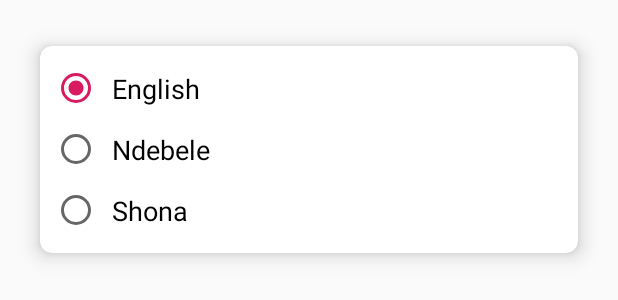
After one commit to Elisvobs/Our-Roots, an Android app: the layout activity_language.xml on its own in the app's theme, with its tools: preview values and no code run, on a phone screen of 412 x 824 dp. The commit adds this screen. Shown: the top 300 px of the screen. Run offline under Robolectric (Android 15) with nearby library versions, the phone set to English and light mode, and no system bars.

Commit message:
Making it better

```diff
--- a/app/src/main/AndroidManifest.xml
+++ b/app/src/main/AndroidManifest.xml
@@ -9,7 +9,8 @@
         android:roundIcon="@mipmap/ic_launcher_round"
         android:supportsRtl="true"
         android:theme="@style/AppTheme">
-        <activity android:name=".VegetableActivity"></activity>
+        <activity android:name=".LanguageActivity"></activity>
+        <activity android:name=".VegetableActivity" />
         <activity android:name=".MushroomActivity" />
         <activity android:name=".LegumeActivity" />
         <activity android:name=".SolidActivity" />
--- a/app/src/main/java/com/elisvobs/roots/MainActivity.java
+++ b/app/src/main/java/com/elisvobs/roots/MainActivity.java
@@ -11,7 +11,6 @@ import androidx.appcompat.app.AppCompatActivity;
 import androidx.appcompat.widget.Toolbar;
 import androidx.core.view.GravityCompat;
 import androidx.drawerlayout.widget.DrawerLayout;
-import androidx.navigation.ui.AppBarConfiguration;
 
 import com.google.android.material.floatingactionbutton.FloatingActionButton;
 import com.google.android.material.navigation.NavigationView;
@@ -19,8 +18,6 @@ import com.google.android.material.snackbar.Snackbar;
 
 public class MainActivity extends AppCompatActivity
         implements NavigationView.OnNavigationItemSelectedListener {
-
-    private AppBarConfiguration mAppBarConfiguration;
     private DrawerLayout mDrawer;
     private NavigationView mNavigationView;
 
@@ -77,6 +74,7 @@ public class MainActivity extends AppCompatActivity
 
         //noinspection SimplifiableIfStatement
         if (id == R.id.action_settings) {
+            startActivity(new Intent(this, LanguageActivity.class));
             return true;
         }
 
--- /dev/null
+++ b/app/src/main/res/layout/activity_language.xml
@@ -0,0 +1,50 @@
+<?xml version="1.0" encoding="utf-8"?>
+<android.support.design.card.MaterialCardView
+    xmlns:android="http://schemas.android.com/apk/res/android"
+    xmlns:tools="http://schemas.android.com/tools"
+    xmlns:app="http://schemas.android.com/apk/res-auto"
+    android:layout_width="match_parent"
+    android:layout_height="wrap_content"
+    android:padding="16dp"
+    android:layout_margin="16dp"
+    app:cardElevation="8dp"
+    app:cardCornerRadius="8dp"
+    app:cardUseCompatPadding="true"
+    android:clipToPadding="false"
+    tools:context=".LanguageActivity">
+
+    <RadioGroup
+        android:id="@+id/radioGroup"
+        android:layout_width="match_parent"
+        android:layout_height="wrap_content"
+        android:padding="8dp"
+        android:orientation="vertical">
+
+        <RadioButton
+            android:id="@+id/en"
+            android:layout_width="wrap_content"
+            android:layout_height="wrap_content"
+            android:text="@string/en"
+            android:textSize="18sp"
+            android:padding="8dp"
+            android:checked="true"/>
+
+        <RadioButton
+            android:id="@+id/nr"
+            android:layout_width="wrap_content"
+            android:layout_height="wrap_content"
+            android:text="@string/nr"
+            android:textSize="18sp"
+            android:padding="8dp"
+            android:checked="false"/>
+
+        <RadioButton
+            android:id="@+id/sn"
+            android:layout_width="wrap_content"
+            android:layout_height="wrap_content"
+            android:text="@string/sn"
+            android:textSize="18sp"
+            android:padding="8dp"
+            android:checked="false"/>
+    </RadioGroup>
+</android.support.design.card.MaterialCardView>
--- a/app/src/main/res/values/strings.xml
+++ b/app/src/main/res/values/strings.xml
@@ -15,4 +15,10 @@
     <string name="menu_share">Share</string>
     <string name="menu_fruits">Indigenous Fruits</string>
     <string name="fermented">Fermented Foods</string>
+    <string name="en">English</string>
+    <string name="nr">Ndebele</string>
+    <string name="sn">Shona</string>
+    <string name="action_cancel">Cancel</string>
+    <string name="language_settings">Change Language</string>
+    <string name="lang_dialog_title">Choose Language</string>
 </resources>
```
Also changed, not shown: app/src/main/java/com/elisvobs/roots/LanguageActivity.java (added, +85 -0 lines), app/src/main/java/com/elisvobs/roots/LegumeActivity.java (+22 -7 lines), app/src/main/java/com/elisvobs/roots/SolidActivity.java (+22 -7 lines), app/src/main/java/com/elisvobs/roots/VegetableActivity.java (+22 -8 lines).
